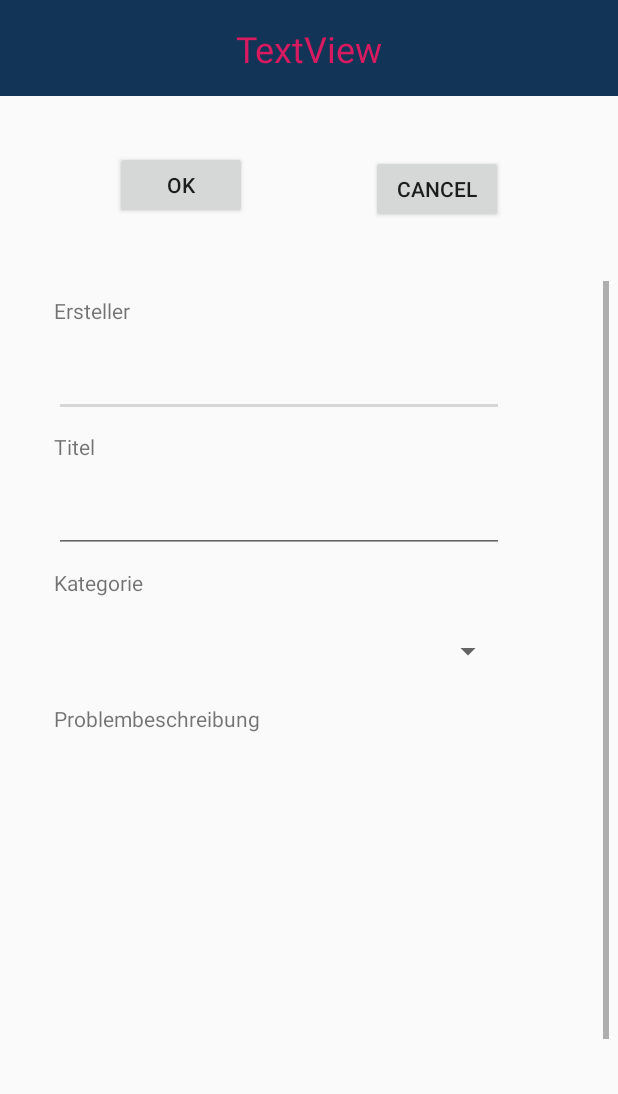
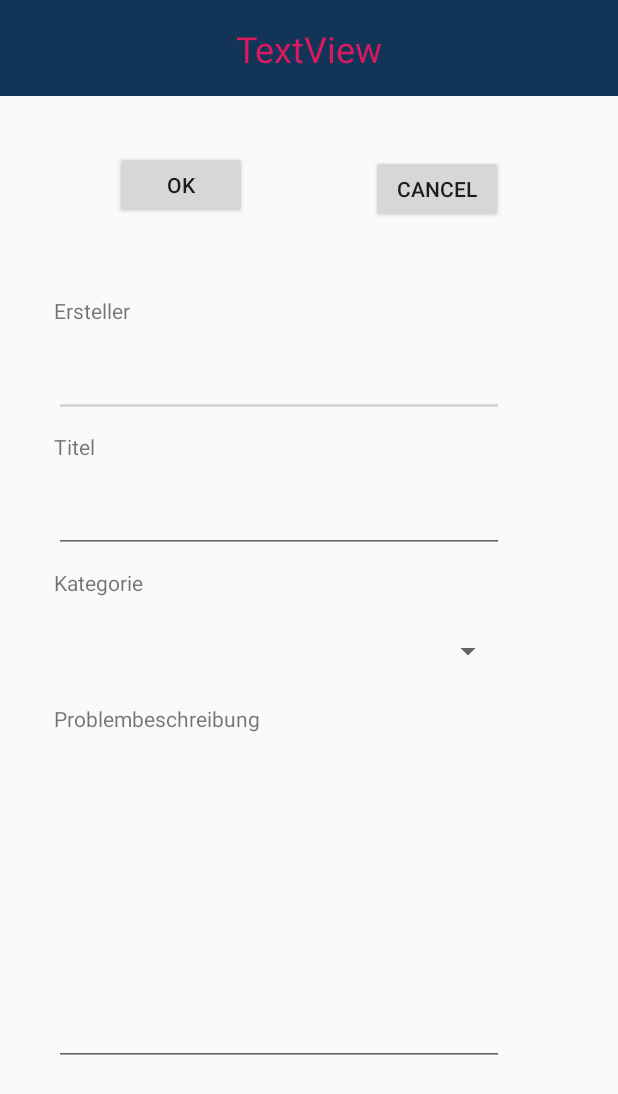
Before and after one commit to rurfy/EMI, an Android app: the layout show_ticket.xml on its own in the app's theme, with its tools: preview values and no code run, on a phone screen of 412 x 824 dp. Shown: the top 1094 px of the screen. Run offline under Robolectric (Android 15) with nearby library versions, the light colour scheme and no system bars.

Commit message:
TWEAK show_ticket Größe Problembeschreibung angepasst

```diff
--- a/app/src/main/res/layout/show_ticket.xml
+++ b/app/src/main/res/layout/show_ticket.xml
@@ -159,10 +159,11 @@
             <android.support.design.widget.TextInputLayout
                 android:id="@+id/TextInputProblembeschreibung"
                 android:layout_width="300dp"
-                android:layout_height="400dp"
+                android:layout_height="wrap_content"
                 android:layout_marginLeft="30dp"
                 android:layout_marginTop="5dp"
                 android:layout_marginRight="30dp"
+                android:minHeight="200dp"
                 tools:layout_editor_absoluteX="43dp"
                 tools:layout_editor_absoluteY="285dp">
 
@@ -171,6 +172,7 @@
                     android:layout_height="match_parent"
                     android:inputType="textLongMessage"
                     android:lines="10"
+                    android:minHeight="200dp"
                     android:minLines="10" />
 
             </android.support.design.widget.TextInputLayout>
```
